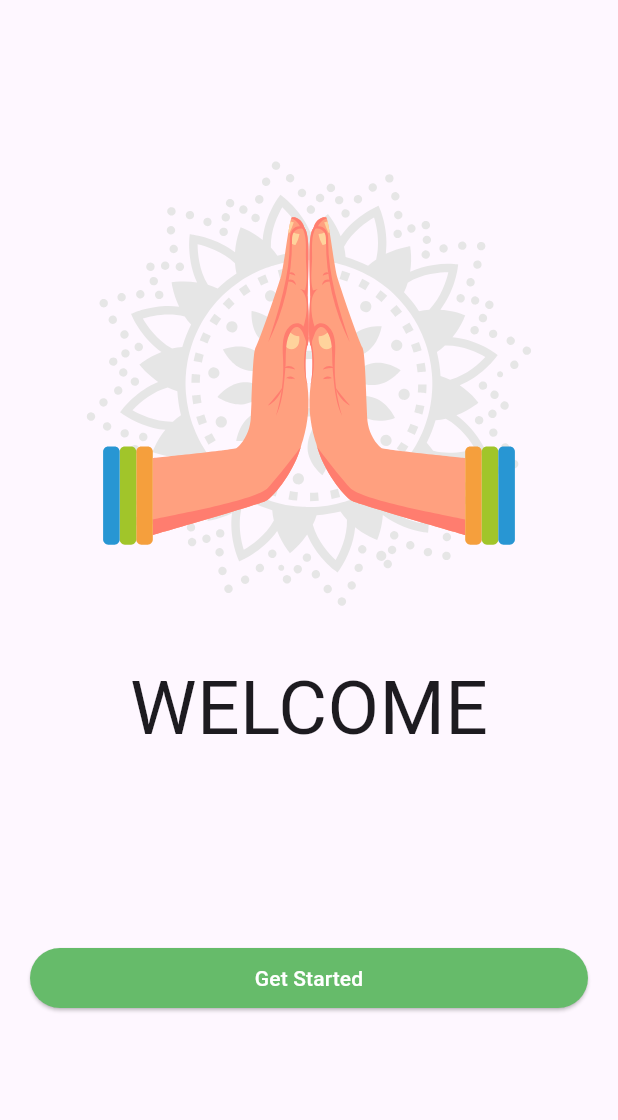
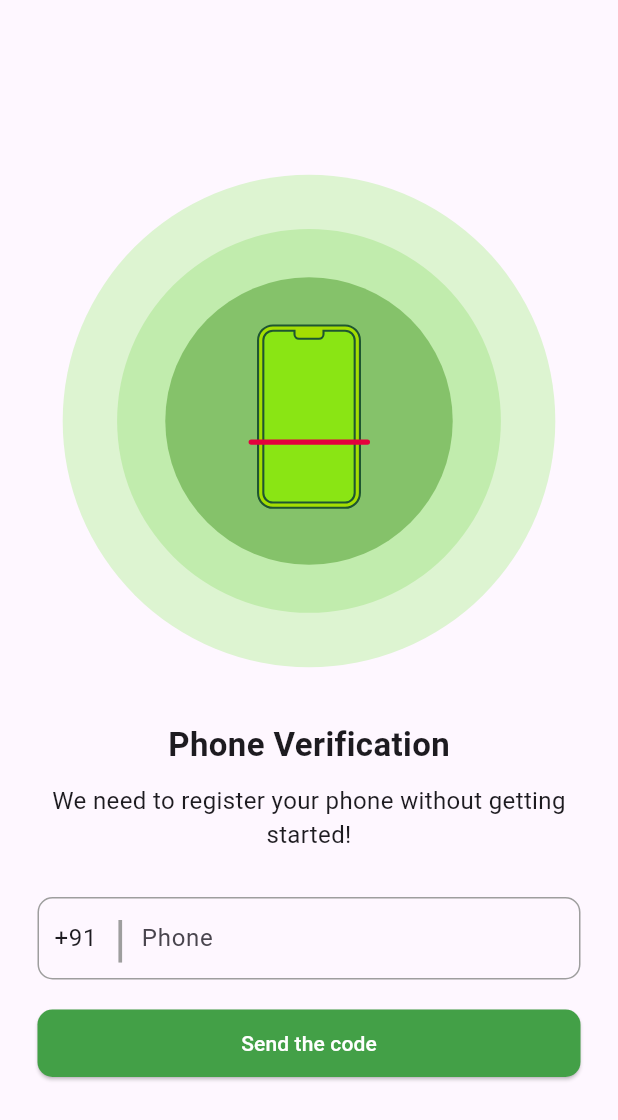
Before and after one commit to KOPPUNOORBHANU/Field2Fork, a Flutter app: the screen it shows after launch, after a tap on "Get Started", on a phone screen of 412 x 824 dp. Shown: the top 1120 px of the screen. Run offline on Flutter 3.47's test engine with Material 2 defaults, Android fonts, the light colour scheme and no system bars; our stand-ins replace firebase_auth, firebase_core, get, lottie, pinput; accounts and stored records are empty; network calls fail.

Commit message:
Phone authentication completed

```diff
--- a/lib/main.dart
+++ b/lib/main.dart
@@ -1,7 +1,13 @@
+import 'package:firebase_core/firebase_core.dart';
 import 'package:flutter/material.dart';
 import 'package:lottie/lottie.dart';
+import 'package:field_2_fork/views/phoneAuthentication.dart';
+import 'package:field_2_fork/views/otpVerification.dart';
+import 'package:get/get.dart';
 
-void main() {
+void main() async {
+  WidgetsFlutterBinding.ensureInitialized();
+  await Firebase.initializeApp();
   runApp(const MyApp());
 }
 
@@ -10,26 +16,26 @@ class MyApp extends StatelessWidget {
 
   @override
   Widget build(BuildContext context) {
-    return MaterialApp(
+    return GetMaterialApp(
       debugShowCheckedModeBanner: false,
       title: 'Field 2 Fork',
       theme: ThemeData(
         colorScheme: ColorScheme.fromSeed(seedColor: Colors.deepPurple),
         useMaterial3: true,
       ),
-      home: HomeScreen(),
+      home: EntryScreen(),
     );
   }
 }
 
-class HomeScreen extends StatefulWidget {
-  const HomeScreen({super.key});
+class EntryScreen extends StatefulWidget {
+  const EntryScreen({super.key});
 
   @override
-  State<HomeScreen> createState() => _HomeScreenState();
+  State<EntryScreen> createState() => _EntryScreenState();
 }
 
-class _HomeScreenState extends State<HomeScreen> {
+class _EntryScreenState extends State<EntryScreen> {
   @override
   Widget build(BuildContext context) {
     return Scaffold(
@@ -63,9 +69,11 @@ class _HomeScreenState extends State<HomeScreen> {
                 children: [
                   Expanded(
                     child: ElevatedButton(
-                      onPressed: () {},
+                      onPressed: () {
+                        Get.to(() => Phone());
+                      },
                       style: ElevatedButton.styleFrom(
-                        primary: Colors.green[
+                        backgroundColor: Colors.green[
                             400], // Set the button's background color to green
                       ),
                       child: Text(
--- /dev/null
+++ b/lib/views/phoneAuthentication.dart
@@ -0,0 +1,142 @@
+// ignore: file_names
+import 'package:field_2_fork/views/otpVerification.dart';
+import 'package:firebase_auth/firebase_auth.dart';
+import 'package:flutter/material.dart';
+import 'package:get/get.dart';
+import 'package:lottie/lottie.dart';
+
+class Phone extends StatefulWidget {
+  const Phone({Key? key}) : super(key: key);
+
+  static String verify = "";
+
+  @override
+  State<Phone> createState() => _PhoneState();
+}
+
+class _PhoneState extends State<Phone> {
+  TextEditingController countryController = TextEditingController();
+
+  var phone = "";
+
+  @override
+  void initState() {
+    // TODO: implement initState
+    countryController.text = "+91";
+    super.initState();
+  }
+
+  @override
+  Widget build(BuildContext context) {
+    return Scaffold(
+      body: Container(
+        margin: const EdgeInsets.only(left: 25, right: 25),
+        alignment: Alignment.center,
+        child: SingleChildScrollView(
+          child: Column(
+            mainAxisAlignment: MainAxisAlignment.center,
+            children: [
+              Container(
+                alignment: Alignment.center,
+                height: 350.0,
+                child: Lottie.asset("assets/images/phoneVerified.json"),
+              ),
+              const SizedBox(
+                height: 25,
+              ),
+              const Text(
+                "Phone Verification",
+                style: TextStyle(fontSize: 22, fontWeight: FontWeight.bold),
+              ),
+              const SizedBox(
+                height: 10,
+              ),
+              const Text(
+                "We need to register your phone without getting started!",
+                style: TextStyle(
+                  fontSize: 16,
+                ),
+                textAlign: TextAlign.center,
+              ),
+              const SizedBox(
+                height: 30,
+              ),
+              Container(
+                height: 55,
+                decoration: BoxDecoration(
+                    border: Border.all(width: 1, color: Colors.grey),
+                    borderRadius: BorderRadius.circular(10)),
+                child: Row(
+                  mainAxisAlignment: MainAxisAlignment.center,
+                  children: [
+                    const SizedBox(
+                      width: 10,
+                    ),
+                    SizedBox(
+                      width: 40,
+                      child: TextField(
+                        controller: countryController,
+                        keyboardType: TextInputType.number,
+                        decoration: const InputDecoration(
+                          border: InputBorder.none,
+                        ),
+                      ),
+                    ),
+                    const Text(
+                      "|",
+                      style: TextStyle(fontSize: 33, color: Colors.grey),
+                    ),
+                    const SizedBox(
+                      width: 10,
+                    ),
+                    Expanded(
+                        child: TextField(
+                      //controller: phoneController,
+                      onChanged: (value) {
+                        phone = value;
+                      },
+                      keyboardType: TextInputType.phone,
+                      decoration: const InputDecoration(
+                          border: InputBorder.none, hintText: "Phone"),
+                    ))
+                  ],
+                ),
+              ),
+              const SizedBox(
+                height: 20,
+              ),
+              SizedBox(
+                width: double.infinity,
+                height: 45,
+                child: ElevatedButton(
+                    style: ElevatedButton.styleFrom(
+                        backgroundColor: Colors.green.shade600,
+                        shape: RoundedRectangleBorder(
+                            borderRadius: BorderRadius.circular(10))),
+                    onPressed: () async {
+                      await FirebaseAuth.instance.verifyPhoneNumber(
+                        phoneNumber:
+                            // ignore: unnecessary_string_interpolations
+                            '${countryController.text + phone}',
+                        verificationCompleted:
+                            (PhoneAuthCredential credential) {},
+                        verificationFailed: (FirebaseAuthException e) {},
+                        codeSent: (String verificationId, int? resendToken) {
+                          Phone.verify = verificationId;
+                          Get.to(() => MyVerify());
+                        },
+                        codeAutoRetrievalTimeout: (String verificationId) {},
+                      );
+                    },
+                    child: const Text(
+                      "Send the code",
+                      style: TextStyle(color: Colors.white),
+                    )),
+              )
+            ],
+          ),
+        ),
+      ),
+    );
+  }
+}
--- a/pubspec.yaml
+++ b/pubspec.yaml
@@ -36,6 +36,10 @@ dependencies:
   # Use with the CupertinoIcons class for iOS style icons.
   cupertino_icons: ^1.0.2
   lottie: ^2.5.0
+  pinput: ^2.2.31
+  get: ^4.6.5
+  firebase_core: ^2.15.0
+  firebase_auth: ^4.7.1
 
 dev_dependencies:
   flutter_test:
```
Also changed, not shown: assets/images/phoneVerified.json (added, +1 -0 lines), lib/views/otpVerification.dart (added, +156 -0 lines), pubspec.lock, 8 other files.
